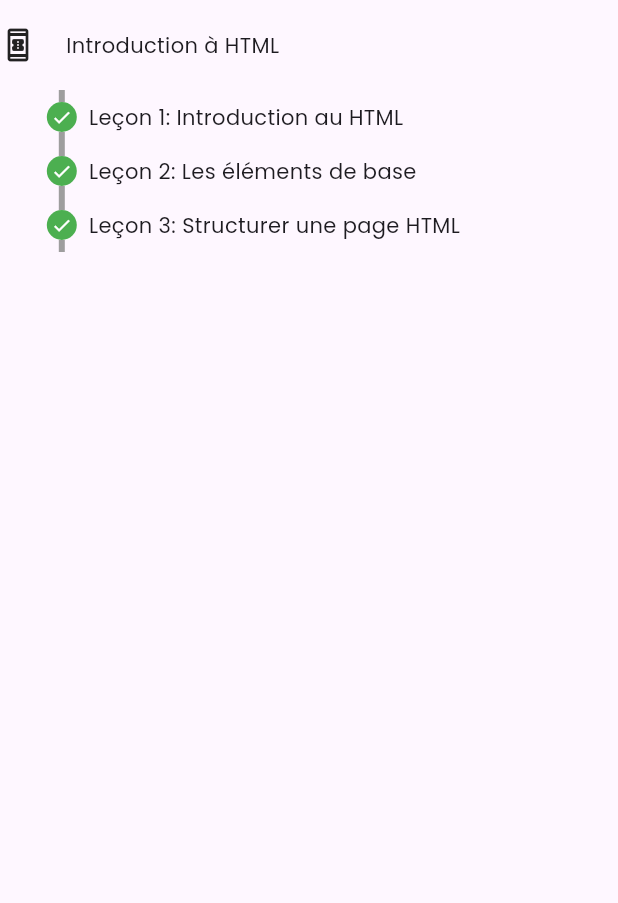
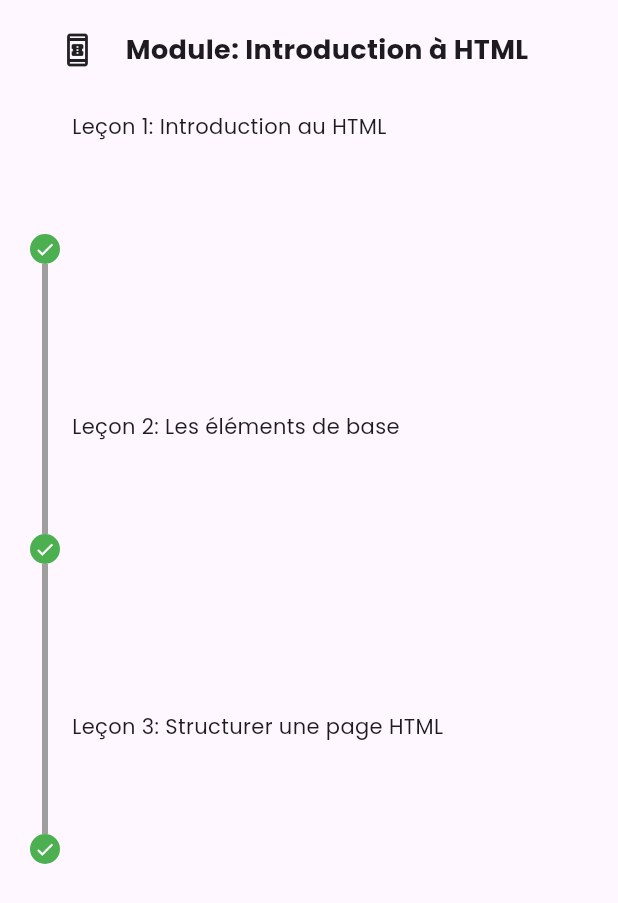
Before and after one commit to Godisouleymane/Nerd-app, a Flutter app: the HtmlVieww screen opened directly, on a phone screen of 412 x 824 dp. Shown: the top 903 px of the screen. Run offline on Flutter 3.47's test engine with Material 3 defaults, Android fonts, the phone set to English and light mode, and no system bars; drawn by our look-alikes of timeline_tile; our stand-ins replace cloud_firestore, firebase_auth, firebase_core, flutter_svg, gap, google_fonts and 2 more; missing offline and left inert: dev_icons; accounts and stored records are empty.

Commit message:
creation de l'interface htmlView avec les donnees recuperer

```diff
--- a/lib/views/parcours/html/screenHTML.dart
+++ b/lib/views/parcours/html/screenHTML.dart
@@ -14,8 +14,7 @@ class _HtmlViewwState extends State<HtmlVieww> {
   @override
   void initState() {
     super.initState();
-    courseFuture =
-        getHtmlCourseFromFirestore();
+    courseFuture = getHtmlCourseFromFirestore();
   }
 
   @override
@@ -36,12 +35,21 @@ class _HtmlViewwState extends State<HtmlVieww> {
                   GestureDetector(
                     onTap: () => showModulesBottomSheet(context, modules),
                     child: Row(
+                      mainAxisAlignment: MainAxisAlignment.center,
                       children: [
                         Icon(Icons.book_online_outlined),
                         Container(
-                          decoration: BoxDecoration(),
+                          decoration: const BoxDecoration(
+
+                          ),
                           padding: EdgeInsets.all(20),
-                          child: Text(selectedModule['title']),
+                          child: Flexible(
+                            child: Text(
+                              'Module: ${selectedModule['title']}',
+                              style: const TextStyle(
+                                fontWeight: FontWeight.bold, fontSize: 18),
+                            ),
+                          ),
                         ),
                       ],
                     ),
@@ -50,8 +58,13 @@ class _HtmlViewwState extends State<HtmlVieww> {
                     child: ListView.builder(
                       itemCount: lessons.length,
                       itemBuilder: (context, index) {
-                        return TimelineTile(
-                          alignment: TimelineAlign.manual,
+                        return Container(
+                          padding: EdgeInsets.symmetric(horizontal: 20),
+                          height: 200,
+                          child: TimelineTile(
+                            isFirst: index == 0,
+                            isLast: index == lessons.length - 1,
+                            alignment: TimelineAlign.start,
                             lineXY: 0.1,
                             indicatorStyle: IndicatorStyle(
                               width: 20,
@@ -62,6 +75,7 @@ class _HtmlViewwState extends State<HtmlVieww> {
                             endChild: Padding(
                               padding: EdgeInsets.all(8.0),
                               child: Text(lessons[index]['title']),
+                            ),
                           ),
                         );
                       },
```
Lines whose indentation alone changed are shown as unchanged.
